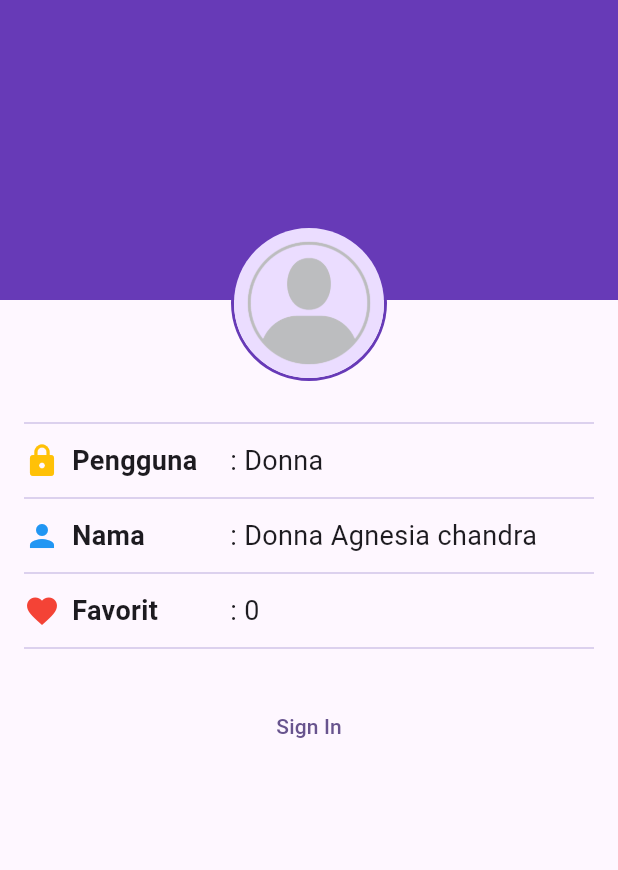
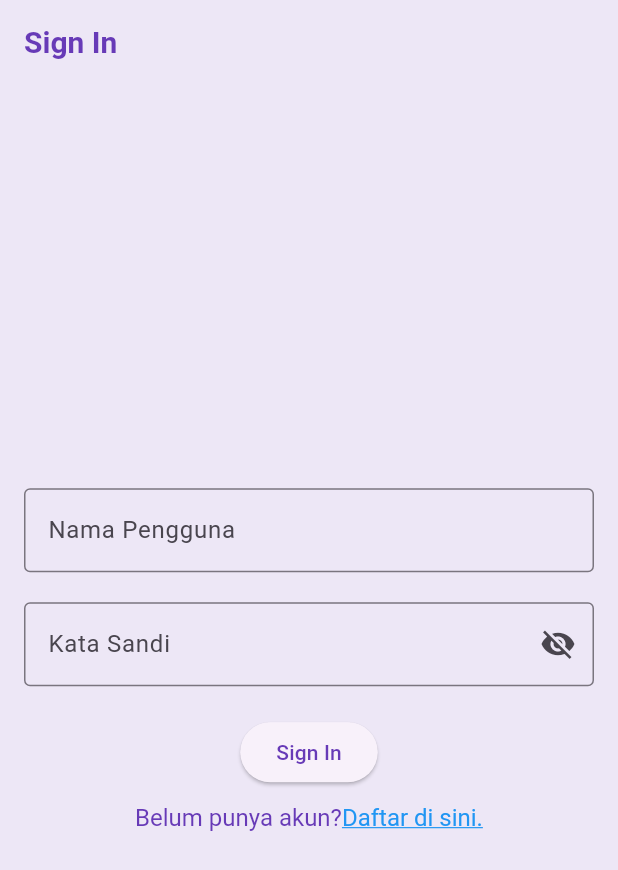
Before and after one commit to 2024-2025-Gasal-PABI-SI5A/project-wisata-candi-donnaagn, a Flutter app: the screen it shows after launch, on a phone screen of 412 x 824 dp. Shown: the top 870 px of the screen. Run offline on Flutter 3.47's test engine with Material 3 defaults, Android fonts, the phone set to English and light mode, and no system bars.

Commit message:
signin_screen

```diff
--- a/candi/lib/main.dart
+++ b/candi/lib/main.dart
@@ -1,4 +1,5 @@
 import 'package:candi/data/candi_data.dart';
+import 'package:candi/screens/signin_screen.dart';
 import 'package:flutter/material.dart';
 import 'package:candi/screens/detail_screen.dart';
 import 'package:candi/screens/profile_screen.dart';
@@ -15,10 +16,22 @@ class MainApp extends StatelessWidget {
     return  MaterialApp(
       title: 'Wisata Candi',
       theme: ThemeData(
-        colorScheme: ColorScheme.fromSeed(seedColor: Colors.deepPurple),
+        appBarTheme: const AppBarTheme(
+          iconTheme: IconThemeData(color: Colors.deepPurple),
+          titleTextStyle: TextStyle(
+            color: Colors.deepPurple,
+            fontSize: 20,
+            fontWeight: FontWeight.bold,
+          ),
+        ),
+        colorScheme: ColorScheme.fromSeed(seedColor: Colors.deepPurple).copyWith(
+          primary: Colors.deepPurple,
+          surface: Colors.deepPurple[50],
+        ),
         useMaterial3: true
       ),
-      home: ProfileScreen(),
+      //home: ProfileScreen(),
+      home: SignInScreen(),
         );
       }
     }
--- /dev/null
+++ b/candi/lib/screens/signin_screen.dart
@@ -0,0 +1,103 @@
+import 'package:flutter/material.dart';
+import 'package:flutter/gestures.dart';
+class SignInScreen extends StatefulWidget{
+  SignInScreen({super.key});
+  @override
+  State<SignInScreen> createState() => _SignInScreenState();
+}
+class _SignInScreenState extends State<SignInScreen> {
+  // TODO: 1. Deklarasikan variabel yang dibutuhkan
+  final TextEditingController _usernameController = TextEditingController();
+  final TextEditingController _passwordController = TextEditingController();
+  String _errorText = '';
+  bool _isSignIn = false;
+  bool _obscurePassword = true;
+  @override
+  Widget build(BuildContext context) {
+    return Scaffold(
+      // TODO: 2. Pasang AppBar
+      appBar: AppBar(
+        title: const Text('Sign In'),
+      ),
+      // TODO: 3. Pasang Body
+      body: Center(
+        child: SingleChildScrollView(
+          child: Padding(
+            padding: const EdgeInsets.all(16),
+            child: Form(
+              child: Column(
+                // TODO: 4. Atur mainAxisAlignment dan crossAxisAlignment
+                mainAxisAlignment: MainAxisAlignment.center,
+                crossAxisAlignment: CrossAxisAlignment.center,
+                children: [
+                  // TODO: 5. Buat TextFormField untuk Nama Pengguna
+                  TextFormField(
+                    controller: _usernameController,
+                    decoration: const InputDecoration(
+                      labelText: 'Nama Pengguna',
+                      hintText: 'Masukkan nama pengguna',
+                      border: OutlineInputBorder(),
+                    ),
+                  ),
+                  // TODO: 6. Buat TextFormField untuk Kata Sandi
+                  const SizedBox(height: 20),
+                  TextFormField(
+                    controller: _passwordController,
+                    decoration: InputDecoration(
+                      labelText: 'Kata Sandi',
+                      hintText: 'Masukkan kata sandi',
+                      border: const OutlineInputBorder(),
+                      errorText: _errorText.isNotEmpty ? _errorText : null,
+                      suffixIcon: IconButton(
+                        onPressed: (){
+                          setState(() {
+                            _obscurePassword = !_obscurePassword;
+                          });
+                        },
+                        icon: Icon(
+                          _obscurePassword ? Icons.visibility_off : Icons.visibility,
+                        ),
+                      ),
+                    ),
+                    obscureText: _obscurePassword,
+                  ),
+
+                  // TODO: 7. Buat ElevatedButton untuk Sign In
+                  const SizedBox(height: 20),
+                  ElevatedButton(
+                    onPressed: (){},
+                    child: const Text('Sign In'),
+                  ),
+                  // TODO: 8. Pasang TextButton untuk Sign Up
+                  const SizedBox(height: 10),
+                  // TextButton(
+                  //   onPressed: (){},
+                  //   child: Text('Belum punya akun? Daftar di sini.'),
+                  // ),
+                  RichText(
+                    text: TextSpan(
+                      text: 'Belum punya akun?',
+                      style: const TextStyle(fontSize: 16, color: Colors.deepPurple),
+                      children: [
+                        TextSpan(
+                          text: 'Daftar di sini.',
+                          style: const TextStyle(
+                            fontSize: 16,
+                            color: Colors.blue,
+                            decoration: TextDecoration.underline,
+                          ),
+                          recognizer: TapGestureRecognizer()
+                            ..onTap = (){},
+                        ),
+                      ],
+                    ),
+                  ),
+                ],
+              ),
+            ),
+          ),
+        ),
+      ),
+    );
+  }
+}
```
